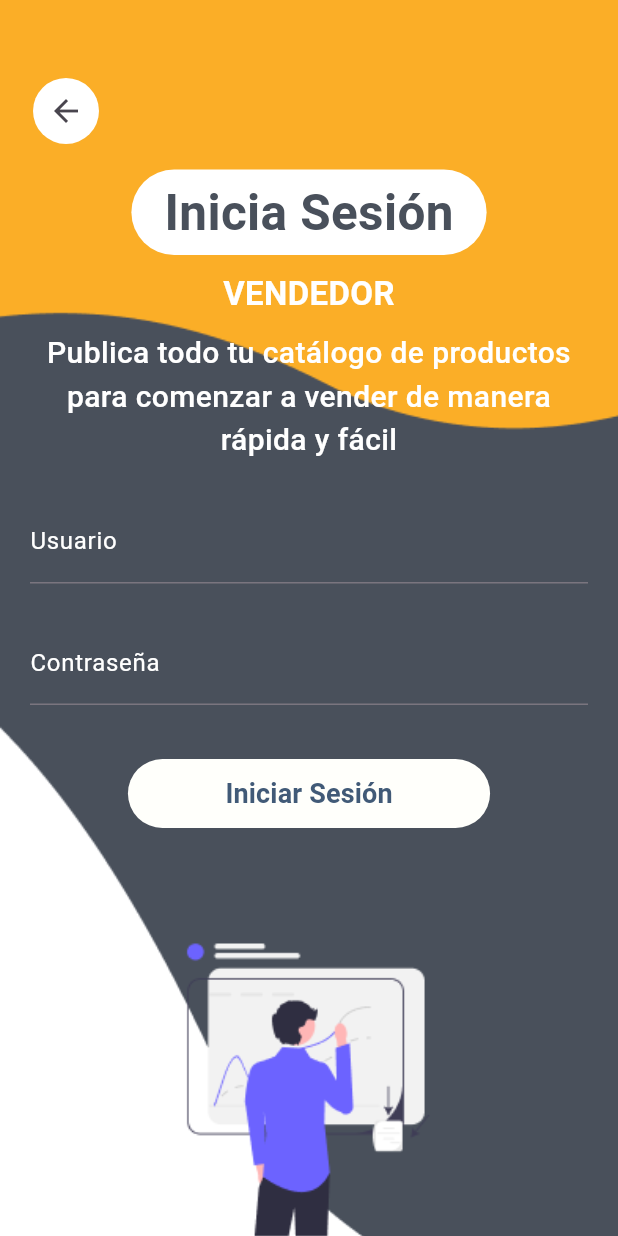
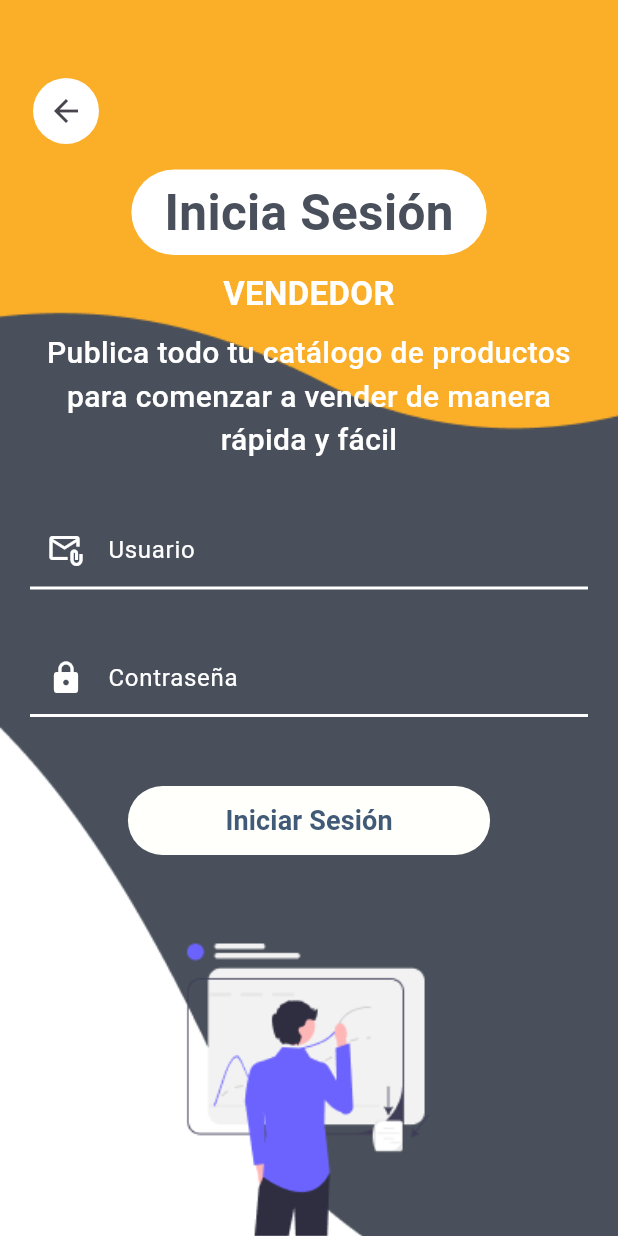
Before and after one commit to EQuinteros11/ECO_MARKET, a Flutter app: the MyAppForm screen opened by its route, after a tap on "Iniciar Sesión como vendedor", on a phone screen of 412 x 824 dp. Run offline on Flutter 3.47's test engine with Material 2 defaults, Android fonts, the phone set to English and light mode, and no system bars; our stand-ins replace mask_text_input_formatter; project files that could hold a hidden picture were left out.

Commit message:
Front avanzado

```diff
--- a/lib/inicio_sesion_cliente.dart
+++ b/lib/inicio_sesion_cliente.dart
@@ -7,20 +7,6 @@ class MyAppForm extends StatefulWidget {
   @override
   State<MyAppForm> createState() => _MyAppFormState();
 }
-final ButtonStyle flatButtonStyle = TextButton.styleFrom(
-  shape: const RoundedRectangleBorder(
-    borderRadius: BorderRadius.all(Radius.circular(20),
-    ),
-  ),
-);
-final ButtonStyle flatButtonStyle2 = TextButton.styleFrom(
-    shape: const RoundedRectangleBorder(
-      borderRadius: BorderRadius.all(Radius.circular(20),
-      ),
-    ),
-    backgroundColor: Colors.blueGrey
-);
-
 
 class _MyAppFormState extends State<MyAppForm> {
 
@@ -130,68 +116,73 @@ class _MyAppFormState extends State<MyAppForm> {
                     )
                   ],
                 ),
-                SizedBox(
-                  width:160.0,
-                  height: 35.0,
-                  child: Divider(
-                    color: Colors.blueAccent[600],
+
+                // Espaciado entre elementos
+                const SizedBox(
+                  height: 5.0,
+                ),
+
+                // Campo de Usuario
+                Container(
+                  margin: const EdgeInsets.only(top: 10),
+                  decoration: const BoxDecoration(
+                    border: Border(
+                        bottom: BorderSide(
+                        color: Color.fromRGBO(255, 255, 255, 1.0),
+                        width: 2
+                        )
+                    ),
+                  ),
+                  child: TextFormField(
+                    style: const TextStyle(
+                        color: Color.fromRGBO(255, 255, 255, 1.0),
+                        fontSize: 17
+                    ),
+                      decoration: const InputDecoration(
+                          hintText: 'ejemplo@gmail.com',
+                          labelText: 'Usuario',
+                          prefixIcon: Icon(
+                            Icons.attach_email_outlined,
+                            color: Color.fromRGBO(255, 255, 255, 1.0),
+                          ),
+                      ),
                   ),
                 ),
-                TextField(
-                    enableInteractiveSelection: false,
-                    autofocus: true,
-                    textCapitalization: TextCapitalization.characters,
-                    decoration: InputDecoration(
-                        hintText: 'NOMBRE-USUARIO',
-                        labelText: 'usuario',
-                        suffixIcon: Icon(
-                            Icons.verified_user
-                        ),
-                        border: OutlineInputBorder(
-                            borderRadius: BorderRadius.circular(20.0)
-                        )
-                    ),
-                    onSubmitted: (valor){
-                      print('el nombre es'+valor.toString());
-                    }
-                ),
-                Divider(
-                  height: 18.0,
-                ),
-                TextField(
-                  enableInteractiveSelection: false,
+
+                // Botón
+                TextFormField(
                   obscureText: true,
-                  decoration: InputDecoration(
+                  enableSuggestions: false,
+                  autocorrect: false,
+                  decoration: const InputDecoration(
                       hintText: 'contraseña ',
-                      labelText: 'contraseña',
-                      suffixIcon: Icon(Icons.lock_outline),
-                      border: OutlineInputBorder(
-                          borderRadius: BorderRadius.circular(20.0)
-                      )
+                      labelText: 'Contraseña',
+                      prefixIcon: Icon(
+                        Icons.lock_outline,
+                        color: Color.fromRGBO(255, 255, 255, 1.0),
+                      ),
                   ),
                 ),
-                Divider(
-                  height: 15.0,
-                ),
+
+
                 ElevatedButton(
-                  style: flatButtonStyle,
                   onPressed:(){
 
                   },
-                  child: Text('Iniciar Sesión'),
+                  child: const Text('Iniciar Sesión'),
 
                 ),
-                SizedBox(
+                const SizedBox(
                   height:16.0,
                 ),
+
                 ElevatedButton(
-                  style: flatButtonStyle2,
                   onPressed:(){
                     Navigator.push(
                         context,
                         MaterialPageRoute(builder: (context) => InicioSesionVendedor()));
                   },
-                  child: Text('Iniciar Sesión como vendedor'),
+                  child: const Text('Iniciar Sesión como vendedor'),
 
                 )
               ],
--- a/lib/inicio_sesion_vendedor.dart
+++ b/lib/inicio_sesion_vendedor.dart
@@ -127,10 +127,29 @@ class _InicioSesionVendedorState extends State<InicioSesionVendedor> {
                             children: <Widget>[
                               Column(
                                 children: [
-                                  TextFormField(
+                                  Container(
+                                    margin: const EdgeInsets.only(top: 10),
+                                    decoration: const BoxDecoration(
+                                      border: Border( bottom: BorderSide(
+                                          color: Color.fromRGBO(255, 255, 255, 1.0),
+                                          width: 2
+                                      )
+                                      ),
+                                    ),
+                                    child: TextFormField(
+                                      style: const TextStyle(
+                                          color: Color.fromRGBO(255, 255, 255, 1.0),
+                                          fontSize: 17
+                                      ),
                                       decoration: const InputDecoration(
+                                          prefixIcon: Icon(
+                                          Icons.attach_email_outlined,
+                                          color: Color.fromRGBO(255, 255, 255, 1.0),
+                                        ),
                                           labelText: "Usuario",
                                           hintText: "ejemplo@gmail.com",
+                                          contentPadding: EdgeInsets.only(bottom: 1.0),
+                                          border: InputBorder.none,
                                           hintStyle: TextStyle(
                                             color: Color.fromRGBO(255, 255, 255, 0.5),
                                           ),
@@ -138,6 +157,7 @@ class _InicioSesionVendedorState extends State<InicioSesionVendedor> {
                                             color: Color.fromRGBO(255, 255, 255, 1.0),
                                             decorationColor: Color.fromRGBO(255, 255, 255, 1.0),
                                           )
+                                      ),
                                     ),
                                   )
                                 ],
@@ -150,7 +170,9 @@ class _InicioSesionVendedorState extends State<InicioSesionVendedor> {
                     ),
 
                     // Espaciado entre elementos
-                    const SizedBox(height: 15,),
+                    const SizedBox(
+                      height: 25,
+                    ),
 
                     // Campo de Constraseña
                     Column(
@@ -158,17 +180,30 @@ class _InicioSesionVendedorState extends State<InicioSesionVendedor> {
                       children: <Widget>[
                         Container(
                           margin: const EdgeInsets.only(top: 10),
-                          // FORMULARIO
-                          child: Stack(
-                            children: <Widget>[
-                              Column(
-                                children: [
-                                  TextFormField(
+                          decoration: const BoxDecoration(
+                            border: Border(
+                                bottom: BorderSide(
+                                color: Color.fromRGBO(255, 255, 255, 1.0),
+                                width: 2
+                                )
+                            ),
+                          ),
+                          child: TextFormField(
                             obscureText: true,
                             enableSuggestions: false,
                             autocorrect: false,
+                            style: const TextStyle(
+                                color: Color.fromRGBO(255, 255, 255, 1.0),
+                                fontSize: 17
+                            ),
                             decoration: const InputDecoration(
+                                prefixIcon: Icon(
+                                  Icons.lock,
+                                  color: Color.fromRGBO(255, 255, 255, 1.0),
+                                ),
                                 labelText: "Contraseña",
+                                contentPadding: EdgeInsets.symmetric(vertical: 0.5),
+                                border: InputBorder.none,
                                 hintStyle: TextStyle(
                                   color: Color.fromRGBO(255, 255, 255, 0.5),
                                 ),
@@ -177,18 +212,15 @@ class _InicioSesionVendedorState extends State<InicioSesionVendedor> {
                                   decorationColor: Color.fromRGBO(255, 255, 255, 1.0),
                                 )
                             ),
-                                  )
-                                ],
-                              ),
-
-                            ],
                           ),
                         )
                       ],
                     ),
 
                     // Espacio entre elementos
-                    const SizedBox(height: 20,),
+                    const SizedBox(
+                      height: 30,
+                    ),
 
                     // Boton para Inciar Sesion
                     Column(
--- a/lib/vista_principal.dart
+++ b/lib/vista_principal.dart
@@ -40,6 +40,7 @@ class _pruebaState extends State<VistaPrincipal> {
       body: SingleChildScrollView(
         child: Container(
           width: MediaQuery.of(context).size.width,
+            height: MediaQuery.of(context).size.height    ,
             child: Stack(
               children: <Widget>[
                 Image.asset("assets/img/Hero-Container.png", width: MediaQuery.of(context).size.width,
```
Also changed, not shown: lib/creacion_cuenta_vendedor.dart (+4 -4 lines). Lines whose indentation alone changed are shown as unchanged.
